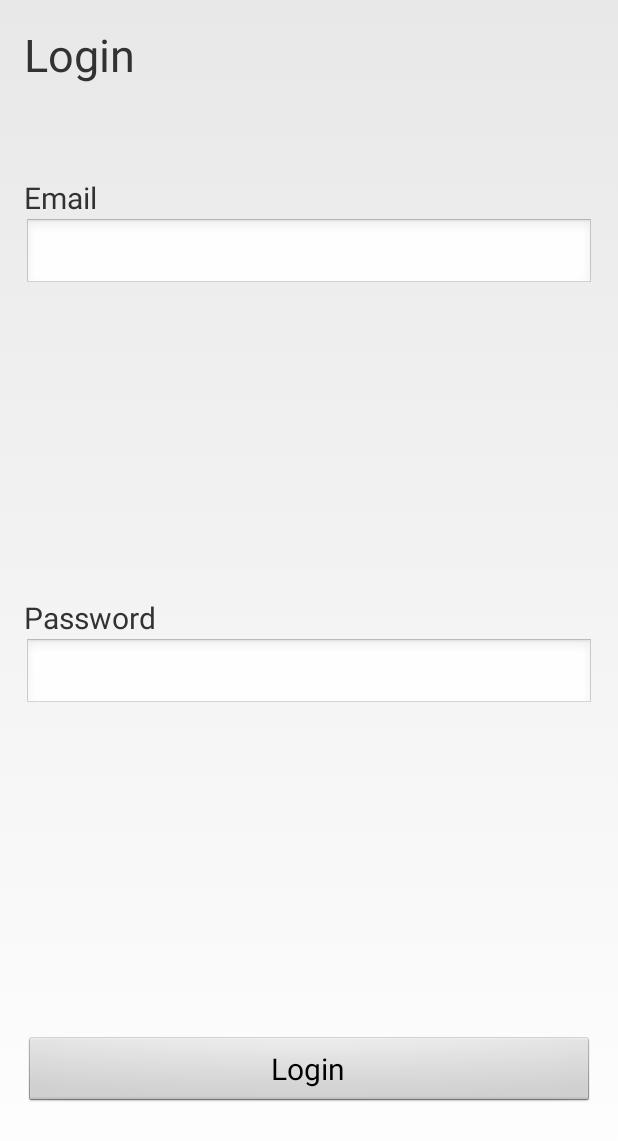
After one commit to kaeuchoa/AndroidApp_PersonalDictionary, an Android app: the login screen opened directly, with no data from a screen before it, on a phone screen of 412 x 824 dp. The commit adds this screen. Shown: the top 1141 px of the screen. Run offline under Robolectric (Android 15) with nearby library versions, the phone set to English and light mode, and no system bars.

Commit message:
layout do login

```diff
--- a/app/src/main/AndroidManifest.xml
+++ b/app/src/main/AndroidManifest.xml
@@ -16,41 +16,42 @@
                 <category android:name="android.intent.category.LAUNCHER" />
             </intent-filter>
         </activity>
+        <activity android:name=".AddWordActivity" >
+            <intent-filter>
+                <action android:name="personalDictionary.ACTION_ADDWORD" />
 
-        <activity android:name=".AddWordActivity">
-            <intent-filter>
-                <action android:name="personalDictionary.ACTION_ADDWORD"/>
-                <category android:name="personalDictionary.CATEGORY_ADDWORD"/>
-                <category android:name="android.intent.category.DEFAULT"/>
-            </intent-filter>
-
-        </activity>
-
-        <activity android:name=".AddNewLangActivity">
-            <intent-filter>
-                <action android:name="personalDictionary.ACTION_ADDLANG"/>
-                <category android:name="personalDictionary.CATEGORY_ADDLANG"/>
-                <category android:name="android.intent.category.DEFAULT"/>
-            </intent-filter>
-
-        </activity>
-
-        <activity android:name=".MenuActivity">
-            <intent-filter>
-                <action android:name="personalDictionary.ACTION_MENU"/>
-                <category android:name="personalDictionary.CATEGORY_MENU"/>
-                <category android:name="android.intent.category.DEFAULT"/>
-
+                <category android:name="personalDictionary.CATEGORY_ADDWORD" />
+                <category android:name="android.intent.category.DEFAULT" />
             </intent-filter>
         </activity>
-    <activity android:name=".MyWords">
-        <intent-filter>
-            <action android:name="personalDictionary.ACTION_MYWORDS"/>
-            <category android:name="personalDictionary.CATEGORY_MYWORDS"/>
-            <category android:name="android.intent.category.DEFAULT"/>
-        </intent-filter>
-    </activity>
+        <activity android:name=".AddNewLangActivity" >
+            <intent-filter>
+                <action android:name="personalDictionary.ACTION_ADDLANG" />
+
+                <category android:name="personalDictionary.CATEGORY_ADDLANG" />
+                <category android:name="android.intent.category.DEFAULT" />
+            </intent-filter>
+        </activity>
+        <activity android:name=".MenuActivity" >
+            <intent-filter>
+                <action android:name="personalDictionary.ACTION_MENU" />
+
+                <category android:name="personalDictionary.CATEGORY_MENU" />
+                <category android:name="android.intent.category.DEFAULT" />
+            </intent-filter>
+        </activity>
+        <activity android:name=".MyWords" >
+            <intent-filter>
+                <action android:name="personalDictionary.ACTION_MYWORDS" />
+
+                <category android:name="personalDictionary.CATEGORY_MYWORDS" />
+                <category android:name="android.intent.category.DEFAULT" />
+            </intent-filter>
+        </activity>
+        <activity
+            android:name=".login"
+            android:label="@string/title_activity_login" >
+        </activity>
     </application>
 
-
 </manifest>
--- a/app/src/main/java/com/example/kaeuc/finalproject/AddWordActivity.java
+++ b/app/src/main/java/com/example/kaeuc/finalproject/AddWordActivity.java
@@ -34,6 +34,7 @@ public class AddWordActivity extends Activity {
         edtExSentenceBox= (EditText) findViewById(R.id.edt_exSentenceBox);
         edtWordBox = (EditText) findViewById(R.id.edt_wordBox);
         helper = new WordDataBaseHelper(this);
+
         View.OnClickListener clickListener = new View.OnClickListener() {
             @Override
             public void onClick(View v) {
--- /dev/null
+++ b/app/src/main/java/com/example/kaeuc/finalproject/login.java
@@ -0,0 +1,56 @@
+package com.example.kaeuc.finalproject;
+
+import android.app.Activity;
+import android.os.Bundle;
+import android.view.Menu;
+import android.view.MenuItem;
+import android.view.View;
+import android.widget.Button;
+
+public class login extends Activity {
+
+    @Override
+    protected void onCreate(Bundle savedInstanceState) {
+        super.onCreate(savedInstanceState);
+        setContentView(R.layout.activity_login);
+
+        Button btnLogin = (Button) findViewById(R.id.btn_login);
+
+        View.OnClickListener clickListenerlogin = new View.OnClickListener() {
+            @Override
+            public void onClick(View v) {
+
+
+                //.....
+
+
+            }
+        };
+
+        btnLogin.setOnClickListener(clickListenerlogin);
+
+
+    }
+
+    @Override
+    public boolean onCreateOptionsMenu(Menu menu) {
+        // Inflate the menu; this adds items to the action bar if it is present.
+        getMenuInflater().inflate(R.menu.menu_login, menu);
+        return true;
+    }
+
+    @Override
+    public boolean onOptionsItemSelected(MenuItem item) {
+        // Handle action bar item clicks here. The action bar will
+        // automatically handle clicks on the Home/Up button, so long
+        // as you specify a parent activity in AndroidManifest.xml.
+        int id = item.getItemId();
+
+        //noinspection SimplifiableIfStatement
+        if (id == R.id.action_settings) {
+            return true;
+        }
+
+        return super.onOptionsItemSelected(item);
+    }
+}
--- /dev/null
+++ b/app/src/main/res/layout/activity_login.xml
@@ -0,0 +1,64 @@
+<RelativeLayout xmlns:android="http://schemas.android.com/apk/res/android"
+    xmlns:tools="http://schemas.android.com/tools" android:layout_width="match_parent"
+    android:layout_height="match_parent" android:paddingLeft="@dimen/activity_horizontal_margin"
+    android:paddingRight="@dimen/activity_horizontal_margin"
+    android:paddingTop="@dimen/activity_vertical_margin"
+    android:paddingBottom="@dimen/activity_vertical_margin"
+    tools:context="com.example.kaeuc.finalproject.login">
+
+    <TextView android:text="Login" android:layout_width="wrap_content"
+        android:layout_height="wrap_content"
+        android:textSize="30dp"
+        android:id="@+id/txt_login" />
+
+    <TextView
+        android:layout_width="wrap_content"
+        android:layout_height="wrap_content"
+        android:text="Email"
+        android:id="@+id/txt_email"
+        android:layout_below="@+id/txt_login"
+        android:layout_alignParentStart="true"
+        android:layout_marginTop="61dp"
+        android:textSize="20dp" />
+
+    <EditText
+        android:layout_width="wrap_content"
+        android:layout_height="wrap_content"
+        android:inputType="textEmailAddress"
+        android:ems="10"
+        android:id="@+id/textArea_email"
+        android:layout_below="@+id/txt_email"
+        android:layout_alignParentStart="true"
+        android:layout_alignParentEnd="true" />
+
+    <TextView
+        android:layout_width="wrap_content"
+        android:layout_height="wrap_content"
+        android:text="Password"
+        android:id="@+id/txt_password"
+        android:layout_centerVertical="true"
+        android:layout_alignParentStart="true"
+        android:textSize="20dp" />
+
+    <EditText
+        android:layout_width="wrap_content"
+        android:layout_height="wrap_content"
+        android:inputType="textPassword"
+        android:ems="10"
+        android:id="@+id/textArea_password"
+        android:layout_below="@+id/txt_password"
+        android:layout_alignParentStart="true"
+        android:layout_alignParentEnd="true" />
+
+    <Button
+        android:layout_width="wrap_content"
+        android:layout_height="wrap_content"
+        android:text="Login"
+        android:id="@+id/btn_login"
+        android:textSize="20dp"
+        android:layout_alignParentBottom="true"
+        android:layout_alignParentStart="true"
+        android:layout_marginBottom="69dp"
+        android:layout_alignParentEnd="true" />
+
+</RelativeLayout>
--- /dev/null
+++ b/app/src/main/res/menu/menu_login.xml
@@ -0,0 +1,6 @@
+<menu xmlns:android="http://schemas.android.com/apk/res/android"
+    xmlns:tools="http://schemas.android.com/tools"
+    tools:context="com.example.kaeuc.finalproject.login">
+    <item android:id="@+id/action_settings" android:title="@string/action_settings"
+        android:orderInCategory="100" android:showAsAction="never" />
+</menu>
--- a/app/src/main/res/values/strings.xml
+++ b/app/src/main/res/values/strings.xml
@@ -8,4 +8,7 @@
     <string name="btn_myWords">Go to My Words</string>
     <string name="btn_pickLanguage">Pick another Language</string>
     <string name="txt_newWord">New Word</string>
+    <string name="title_activity_login">login</string>
+
+    <string name="hello_world">Hello world!</string>
 </resources>
```
Also changed, not shown: 2 other files.
